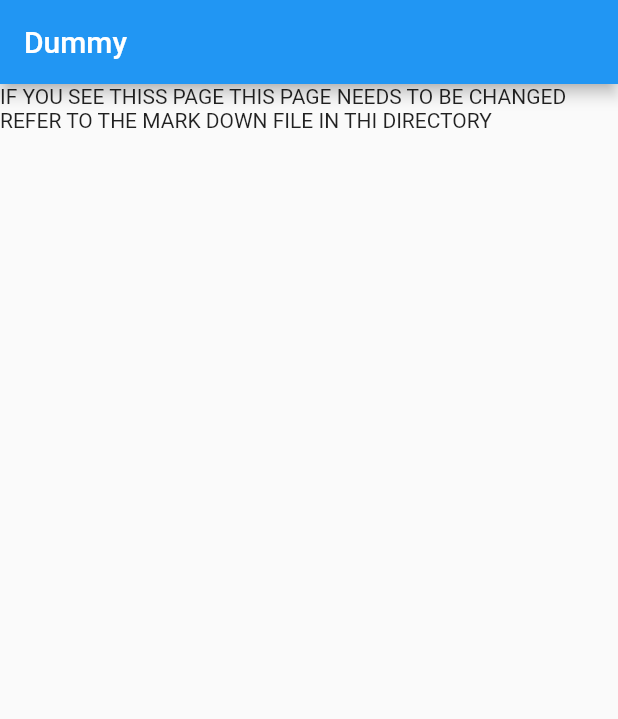
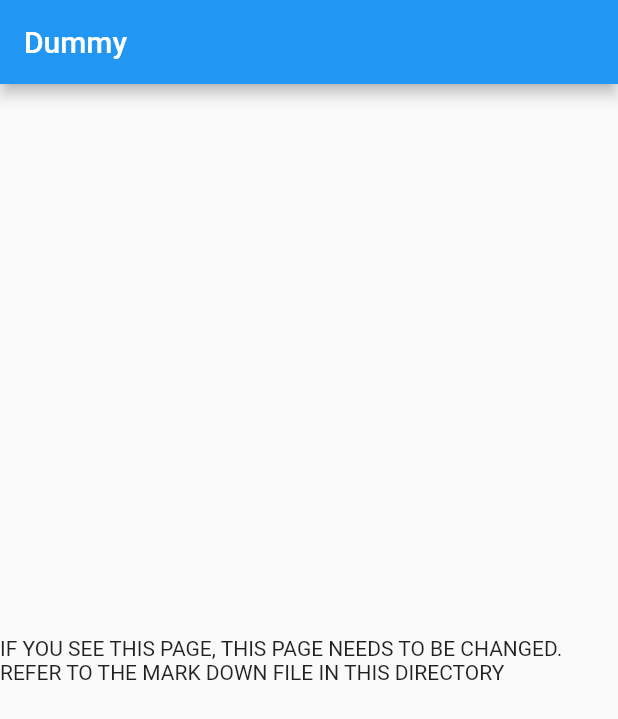
Before and after one commit to smaranjitghose/girlscript_app, a Flutter app: the screen it shows after launch, on a phone screen of 412 x 824 dp. Shown: the top 719 px of the screen. Run offline on Flutter 3.47's test engine with Material 2 defaults, Android fonts, the phone set to English and light mode, and no system bars; our stand-ins replace bordered_text, flutter_spinkit.

Commit message:
UI rebuild required

```diff
--- a/community_app_boilerplate/lib/dummy.dart
+++ b/community_app_boilerplate/lib/dummy.dart
@@ -7,7 +7,9 @@ class dummy extends StatelessWidget{
       appBar: AppBar(
         title:Text("Dummy"),
       ),
-      body: Text('IF YOU SEE THISS PAGE THIS PAGE NEEDS TO BE CHANGED REFER TO THE MARK DOWN FILE IN THI DIRECTORY'),
+      body: Center(
+          child: Text('IF YOU SEE THIS PAGE, THIS PAGE NEEDS TO BE CHANGED. REFER TO THE MARK DOWN FILE IN THIS DIRECTORY')
+        ),
     );
   }
 }
```
